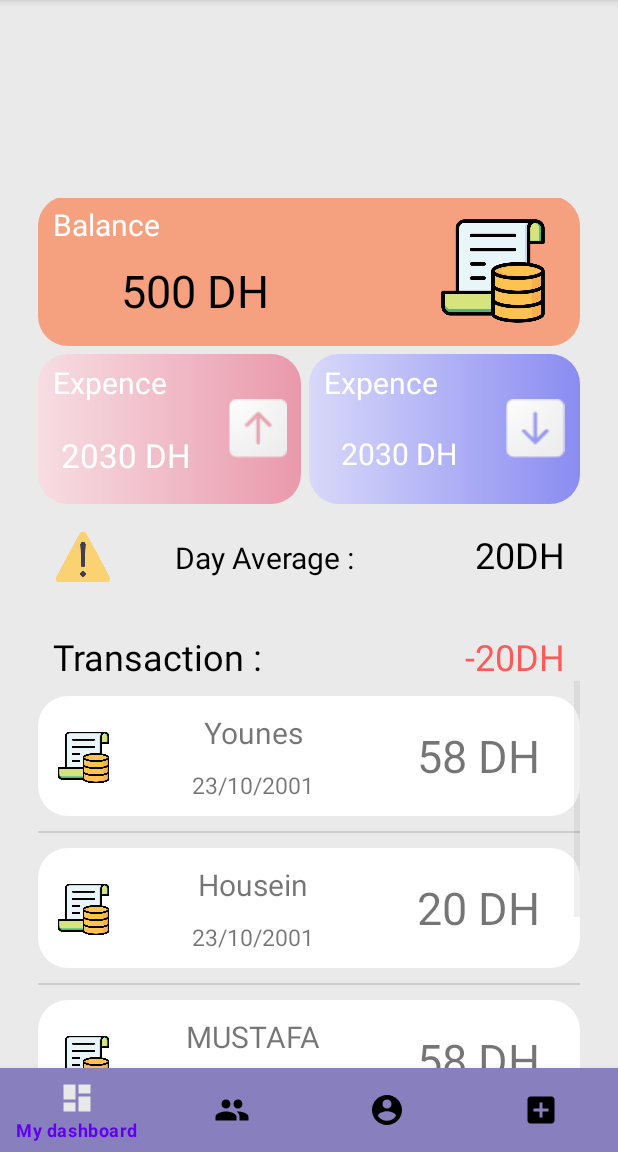
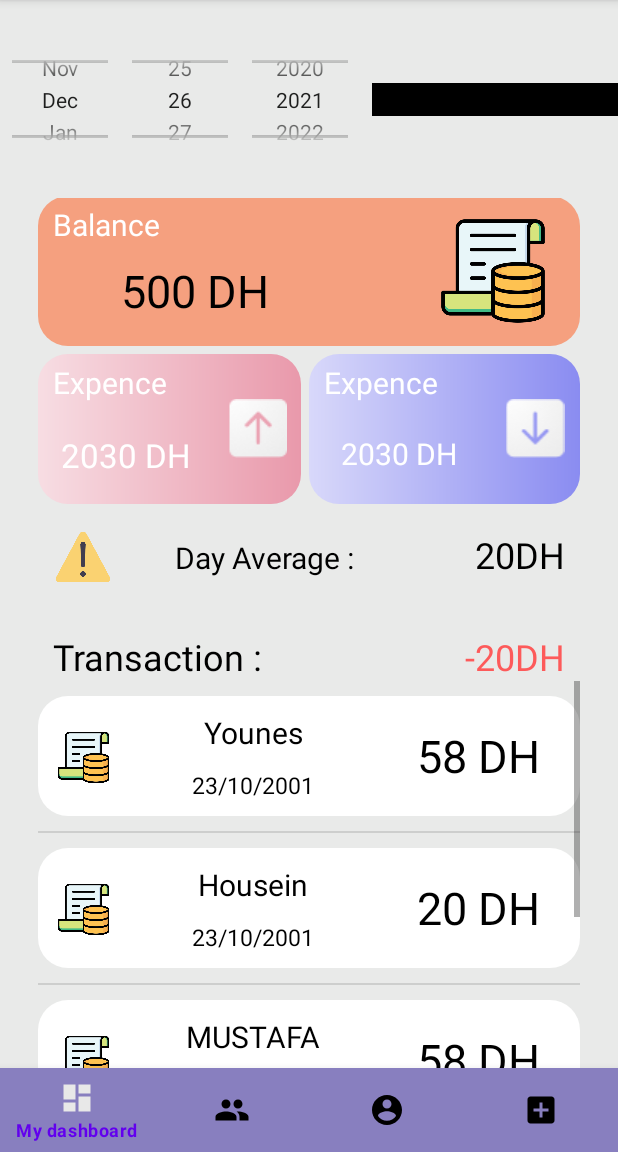
Before and after one commit to Houssineyahia/android_Gestion-of-Budget-App, an Android app: the Dashboard screen opened directly, with no data from a screen before it, on a phone screen of 412 x 824 dp, the part 84-1236 px from its top. Run offline under Robolectric (Android 15) with nearby library versions, the phone set to English and light mode, and no system bars.

Commit message:
Group Items ClickListener && Share data to Dashboard + Get Budget spinner values

```diff
--- a/app/src/main/AndroidManifest.xml
+++ b/app/src/main/AndroidManifest.xml
@@ -23,7 +23,7 @@
             android:name=".Add__"
             android:exported="true" />
         <activity
-            android:name=".Listegroup"
+            android:name=".Start"
             android:exported="true"
 
 
@@ -35,7 +35,7 @@
         <activity android:name=".Sign_Up" />
         <activity android:name=".login" />
         <activity
-            android:name=".Start"
+            android:name=".Listegroup"
             android:exported="true">
         <intent-filter>
             <action android:name="android.intent.action.MAIN" />
--- a/app/src/main/java/com/example/myaap_gestion_of_budget/Dashboard.java
+++ b/app/src/main/java/com/example/myaap_gestion_of_budget/Dashboard.java
@@ -3,9 +3,16 @@ package com.example.myaap_gestion_of_budget;
 import android.content.Intent;
 import android.content.res.Resources;
 import android.os.Bundle;
+import android.renderscript.Sampler;
 import android.view.MenuItem;
+import android.view.View;
+import android.widget.Adapter;
+import android.widget.AdapterView;
 import android.widget.ArrayAdapter;
 import android.widget.ListView;
+import android.widget.Spinner;
+import android.widget.TextView;
+import android.widget.Toast;
 
 import androidx.annotation.NonNull;
 import androidx.appcompat.app.AppCompatActivity;
@@ -14,10 +21,12 @@ import com.google.android.material.bottomnavigation.BottomNavigationView;
 
 import java.util.ArrayList;
 
-public class Dashboard extends AppCompatActivity {
+public class Dashboard extends AppCompatActivity  {
     private ArrayList<MenuClass> liste;
     private ArrayAdapter adapter;
     private static final int RQ_CODE_EDITION = 1;
+    //TextView exprncechanetest = findViewById(R.id.textView5);
+    private String  budget = "none";
 
     public ArrayList<MenuClass> initData(){
         Resources res = getResources();
@@ -45,6 +54,37 @@ public class Dashboard extends AppCompatActivity {
         ListView lv = (ListView) findViewById(android.R.id.list);
         adapter = new MenuListeAdapter(this,liste);
         lv.setAdapter(adapter);
+
+        //exprncechanetest.setText(budget);
+
+        Spinner spinner = (Spinner) findViewById(R.id.budgetspinner);
+        // Create an ArrayAdapter using the string array and a default spinner layout
+        ArrayAdapter<CharSequence> adapter = ArrayAdapter.createFromResource(this,
+                R.array.budgetliste, android.R.layout.simple_spinner_item);
+        // Specify the layout to use when the list of choices appears
+        adapter.setDropDownViewResource(android.R.layout.simple_spinner_dropdown_item);
+        // Apply the adapter to the spinner
+        spinner.setAdapter(adapter);
+
+
+
+        spinner.setOnItemSelectedListener(
+                new AdapterView.OnItemSelectedListener(){
+                    @Override
+                    public void onItemSelected(AdapterView<?> parent, View view, int position, long id) {
+                        Object mystr = parent.getItemAtPosition(position);
+                        budget = mystr.toString();
+                        Toast.makeText(getApplicationContext(), "Selected Employee: " + budget ,Toast.LENGTH_SHORT).show();
+                       // budget = mystr.toString();
+                    }
+
+                    @Override
+                    public void onNothingSelected(AdapterView<?> parent) {
+
+                    }
+                }
+        );
+
 
 
 
--- a/app/src/main/java/com/example/myaap_gestion_of_budget/GroupListeAdapter.java
+++ b/app/src/main/java/com/example/myaap_gestion_of_budget/GroupListeAdapter.java
@@ -21,6 +21,7 @@ public class GroupListeAdapter  extends ArrayAdapter<GroupClass>{
     }
 
 
+
     @Override
     public View getView(int position, View convertView, ViewGroup parent)
     {
--- a/app/src/main/java/com/example/myaap_gestion_of_budget/Groupview.java
+++ b/app/src/main/java/com/example/myaap_gestion_of_budget/Groupview.java
@@ -36,4 +36,7 @@ public class Groupview extends RelativeLayout {
         itemView.findViews();
         return itemView;
     }
+
+
+
 }
--- a/app/src/main/res/layout/activity_dashboard.xml
+++ b/app/src/main/res/layout/activity_dashboard.xml
@@ -8,15 +8,34 @@
     android:background="#E9EAE9"
     >
 
-    <View
+    <androidx.appcompat.widget.LinearLayoutCompat
+        android:layout_width="match_parent"
+        android:layout_height="95dp"
+        app:layout_constraintBottom_toTopOf="@+id/thebigdiv"
+        app:layout_constraintEnd_toEndOf="parent"
+        app:layout_constraintStart_toStartOf="parent"
+        app:layout_constraintTop_toTopOf="parent"
+        android:gravity="center"
+        >
 
-        android:layout_width="match_parent"
-        android:layout_height="150dp"
-        app:layout_constraintBaseline_toTopOf="parent"
-        tools:layout_editor_absoluteX="0dp"
-        tools:layout_editor_absoluteY="-3dp"
 
-        />
+        <DatePicker
+            android:id="@+id/datePicker"
+            android:layout_width="wrap_content"
+            android:layout_height="wrap_content"
+            android:calendarViewShown="false"
+            android:datePickerMode="spinner" />
+
+        <Spinner
+            android:id="@+id/budgetspinner"
+            android:layout_width="match_parent"
+            android:layout_height="wrap_content"
+            android:gravity="center"
+            android:background="@color/black"
+
+            />
+
+    </androidx.appcompat.widget.LinearLayoutCompat>
 
     <androidx.constraintlayout.widget.ConstraintLayout
         android:id="@+id/thebigdiv"
--- a/app/src/main/res/layout/custommenu.xml
+++ b/app/src/main/res/layout/custommenu.xml
@@ -46,6 +46,7 @@
                 android:layout_height="wrap_content"
                 android:layout_weight="1"
                 android:gravity="center"
+                android:textColor="@color/black"
                 android:text="TextView"
                 android:textSize="20dp" />
 
@@ -56,6 +57,7 @@
                 android:layout_height="wrap_content"
                 android:layout_weight="1"
                 android:gravity="center"
+                android:textColor="@color/black"
                 android:text="23/10/2001"
                 android:textSize="15dp" />
 
@@ -69,7 +71,10 @@
             android:layout_weight="1"
             android:gravity="center"
             android:text="TextView"
-            android:textSize="30dp" />
+            android:textSize="30dp"
+            android:textColor="@color/black"
+
+            />
 
 
     </LinearLayout>
--- a/app/src/main/res/values/Array.xml
+++ b/app/src/main/res/values/Array.xml
@@ -30,6 +30,13 @@
         <item>group4</item>
     </string-array>
 
+    <string-array name="Groupids">
+        <item>1</item>
+        <item>2</item>
+        <item>3</item>
+        <item>4</item>
+    </string-array>
+
     <string-array name="Creators">
         <item>dt</item>
         <item>dt</item>
@@ -37,4 +44,12 @@
         <item>dt</item>
     </string-array>
 
+
+    <string-array name="budgetliste">
+        <item>budget1</item>
+        <item>budget2</item>
+        <item>budget3</item>
+        <item>budget4</item>
+    </string-array>
+
 </resources>
```
Also changed, not shown: app/src/main/java/com/example/myaap_gestion_of_budget/GroupClass.java (+11 -1 lines), app/src/main/java/com/example/myaap_gestion_of_budget/Listegroup.java (+30 -1 lines).
